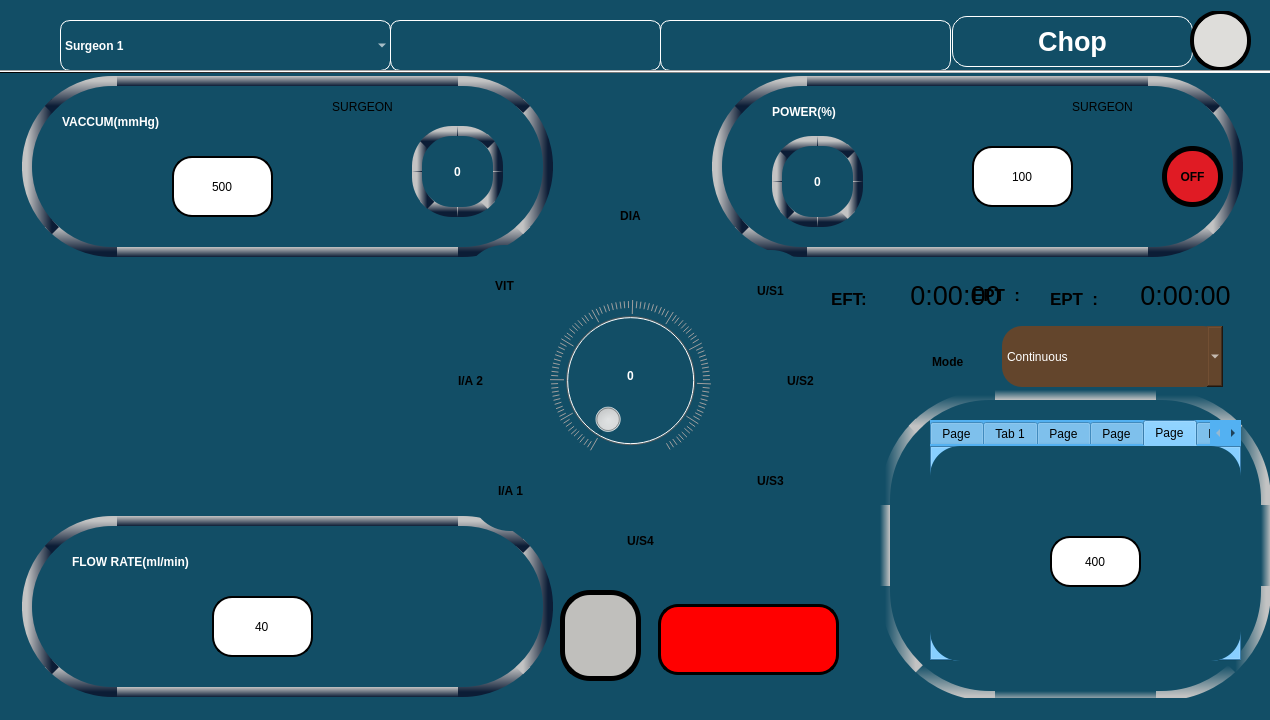
Qt form mainwindow.ui (RISWANAAAA/venturiphaco) before a commit.
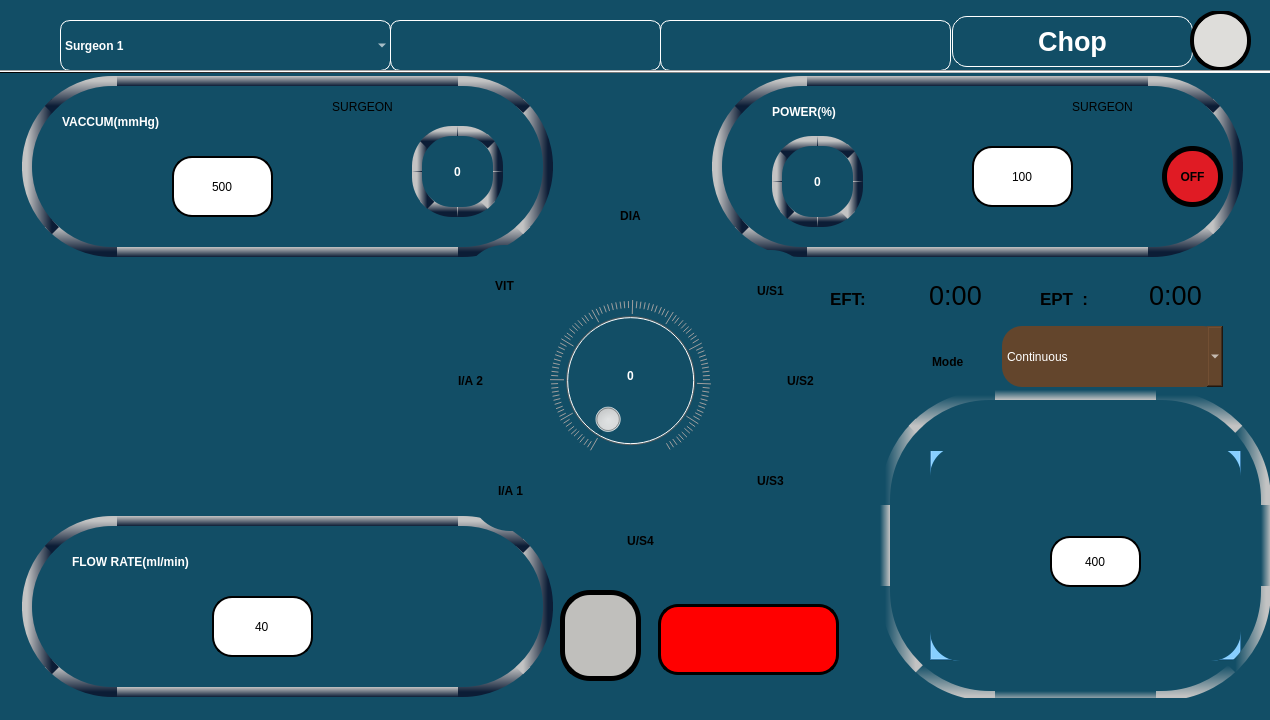
The same form after that commit. The open tabs and pages were chosen to show the change. Icons and pictures are not drawn.

```diff
--- a/mainwindow.ui
+++ b/mainwindow.ui
@@ -53,7 +53,7 @@
      <string notr="true">background-color: rgb(36, 73, 90);</string>
     </property>
     <property name="currentIndex">
-     <number>1</number>
+     <number>7</number>
     </property>
     <widget class="QWidget" name="tab_33">
      <property name="styleSheet">
@@ -1295,24 +1295,6 @@
        <string>Mode</string>
       </property>
      </widget>
-     <widget class="QLabel" name="label_24">
-      <property name="geometry">
-       <rect>
-        <x>980</x>
-        <y>280</y>
-        <width>67</width>
-        <height>17</height>
-       </rect>
-      </property>
-      <property name="styleSheet">
-       <string notr="true">font:13pt;
-font:bold;
-background-color:transparent;</string>
-      </property>
-      <property name="text">
-       <string>EPT  :</string>
-      </property>
-     </widget>
      <widget class="QLabel" name="lblus2pow">
       <property name="geometry">
        <rect>
@@ -1396,7 +1378,6 @@
      <zorder>us2powup_but</zorder>
      <zorder>label_94</zorder>
      <zorder>CutMode_vit_2</zorder>
-     <zorder>label_24</zorder>
      <zorder>lblus2pow</zorder>
      <zorder>lblus2flow</zorder>
      <zorder>lblus2vac</zorder>
@@ -5170,7 +5151,7 @@
    <widget class="QPushButton" name="elapsed_time">
     <property name="geometry">
      <rect>
-      <x>1090</x>
+      <x>860</x>
       <y>260</y>
       <width>191</width>
       <height>71</height>
@@ -5191,7 +5172,7 @@
 </string>
     </property>
     <property name="text">
-     <string>0:00:00</string>
+     <string>0:00</string>
     </property>
    </widget>
    <widget class="QComboBox" name="comboBox">
@@ -5746,7 +5727,7 @@
    <widget class="QPushButton" name="elapsed_time_2">
     <property name="geometry">
      <rect>
-      <x>860</x>
+      <x>1080</x>
       <y>260</y>
       <width>191</width>
       <height>71</height>
@@ -5767,31 +5748,13 @@
 </string>
     </property>
     <property name="text">
-     <string>0:00:00</string>
-    </property>
-   </widget>
-   <widget class="QLabel" name="label_28">
-    <property name="geometry">
-     <rect>
-      <x>831</x>
-      <y>290</y>
-      <width>67</width>
-      <height>17</height>
-     </rect>
-    </property>
-    <property name="styleSheet">
-     <string notr="true">font:13pt;
-font:bold;
-background-color:transparent;</string>
-    </property>
-    <property name="text">
-     <string>EFT:</string>
+     <string>0:00</string>
     </property>
    </widget>
    <widget class="QLabel" name="label_26">
     <property name="geometry">
      <rect>
-      <x>1050</x>
+      <x>1040</x>
       <y>290</y>
       <width>51</width>
       <height>17</height>
@@ -5822,6 +5785,24 @@
      <enum>Qt::Horizontal</enum>
     </property>
    </widget>
+   <widget class="QLabel" name="label_28">
+    <property name="geometry">
+     <rect>
+      <x>830</x>
+      <y>290</y>
+      <width>67</width>
+      <height>17</height>
+     </rect>
+    </property>
+    <property name="styleSheet">
+     <string notr="true">font:13pt;
+font:bold;
+background-color:transparent;</string>
+    </property>
+    <property name="text">
+     <string>EFT:</string>
+    </property>
+   </widget>
    <zorder>BACKBUT</zorder>
    <zorder>pushButton_2</zorder>
    <zorder>comboBox</zorder>
@@ -5835,7 +5816,6 @@
    <zorder>label_30</zorder>
    <zorder>label_31</zorder>
    <zorder>label_29</zorder>
-   <zorder>label_9</zorder>
    <zorder>label_10</zorder>
    <zorder>label_2</zorder>
    <zorder>label_4</zorder>
@@ -5848,8 +5828,6 @@
    <zorder>label_5</zorder>
    <zorder>pushButton</zorder>
    <zorder>label_19</zorder>
-   <zorder>label_32</zorder>
-   <zorder>tabWidget_2</zorder>
    <zorder>label_11</zorder>
    <zorder>DIABUT</zorder>
    <zorder>ULTRASONICBUT1</zorder>
@@ -5871,9 +5849,12 @@
    <zorder>label_22</zorder>
    <zorder>pushButton_42</zorder>
    <zorder>elapsed_time_2</zorder>
-   <zorder>label_28</zorder>
    <zorder>label_26</zorder>
    <zorder>line</zorder>
+   <zorder>label_28</zorder>
+   <zorder>tabWidget_2</zorder>
+   <zorder>label_9</zorder>
+   <zorder>label_32</zorder>
   </widget>
   <widget class="QStatusBar" name="statusbar"/>
  </widget>
```
